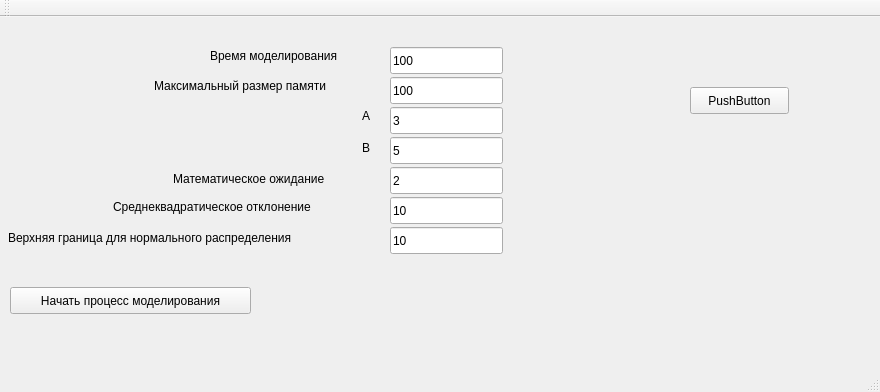
This is src/mainwindow.ui in valeriyasyomina/ImitationModeling as Qt 5 draws it before an edit. The edited form follows.
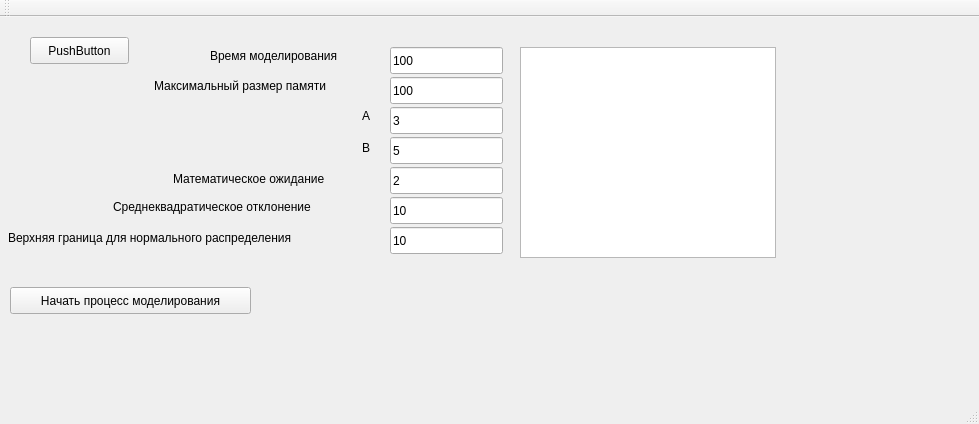
This is the edited form.

Commit message: Slot and signal for statistics collection added

What changed in the file:
```diff
--- a/src/mainwindow.ui
+++ b/src/mainwindow.ui
@@ -6,8 +6,8 @@
    <rect>
     <x>0</x>
     <y>0</y>
-    <width>880</width>
-    <height>392</height>
+    <width>979</width>
+    <height>424</height>
    </rect>
   </property>
   <property name="windowTitle">
@@ -17,8 +17,8 @@
    <widget class="QPushButton" name="pushButton">
     <property name="geometry">
      <rect>
-      <x>690</x>
-      <y>70</y>
+      <x>30</x>
+      <y>20</y>
       <width>99</width>
       <height>27</height>
      </rect>
@@ -222,6 +222,16 @@
      <string>Начать процесс моделирования</string>
     </property>
    </widget>
+   <widget class="QListWidget" name="lwStatistics">
+    <property name="geometry">
+     <rect>
+      <x>520</x>
+      <y>30</y>
+      <width>256</width>
+      <height>211</height>
+     </rect>
+    </property>
+   </widget>
   </widget>
   <widget class="QMenuBar" name="menuBar">
    <property name="geometry">
```
Left out of the diff: 2 changed lines with no effect on the pictures. The commit also changes 8 other files.
